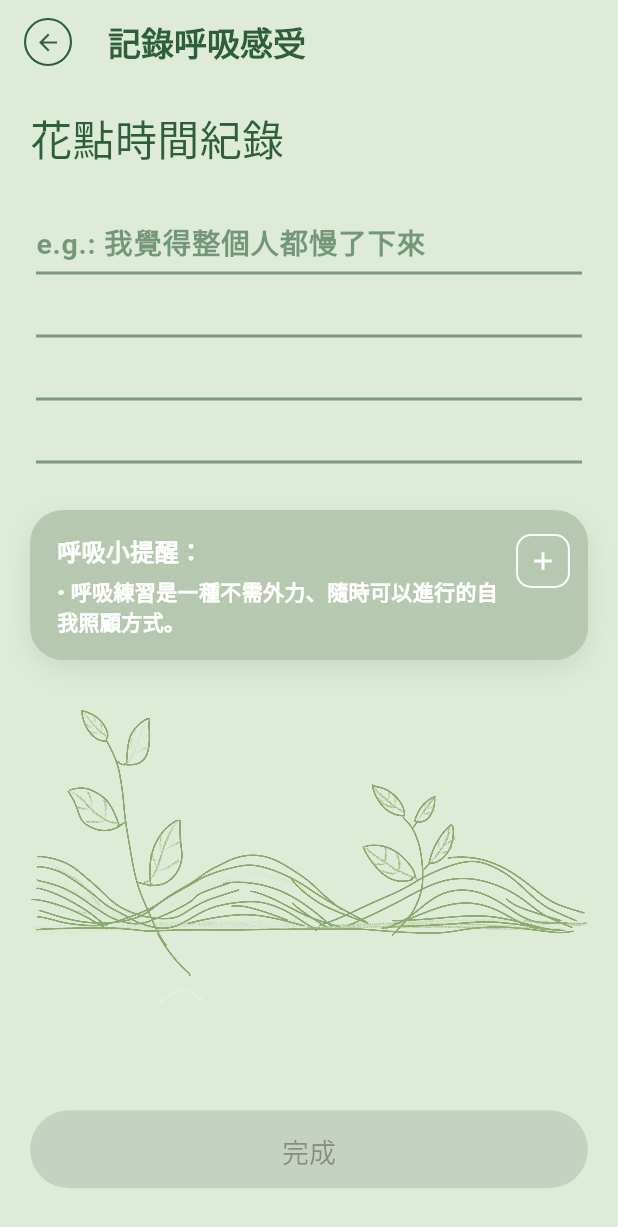
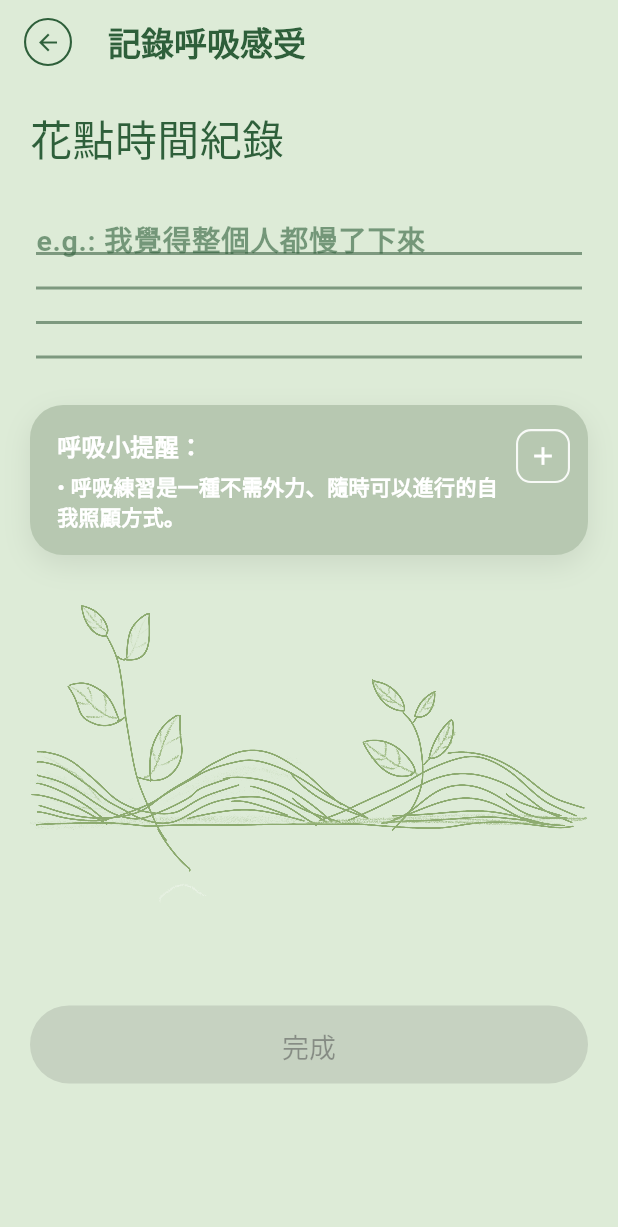
Before and after one commit to YeoYiSong/Capstone-Project, a Flutter app: the RecordFeelingsScreen screen opened directly with empty values, on a phone screen of 412 x 824 dp. Shown: the top 1227 px of the screen. Run offline on Flutter 3.47's test engine with Material 3 defaults, Android fonts, the phone set to English and light mode, and no system bars; our stand-ins replace audioplayers, firebase_auth, firebase_core, flutter_svg, google_sign_in, shared_preferences and 1 more; missing offline and left inert: flutter_facebook_auth; accounts and stored records are empty; network calls fail; Roboto replaces fonts that are missing (PixelFont).

Commit message:
ui瑕疵更改
日記回顧頁面增設左上角返回按鈕，情境模式字修改，呼吸回顧線條對齊，精油推薦刪除無用功能按鈕

```diff
--- a/lib/screens/record_feelings_screen.dart
+++ b/lib/screens/record_feelings_screen.dart
@@ -72,9 +72,9 @@
     '🚨 Many of us over-breathe—not a good thing. Over-breathing disrupts your rhythm; slowing down a little is the key.',
   ];
 
-  // —— 切換提示索引（＋號按鈕用）——
   int _tipIndex = 0;
   List<String> get _tips => widget.isEnglish ? _tipsEn : _tipsZh;
+
   void _nextTip() {
     setState(() {
       _tipIndex = (_tipIndex + 1) % _tips.length;
@@ -119,8 +119,6 @@
       );
       if (!mounted) return;
 
-      // ✅ 這裡原本有「記錄成功」的 Snackbar，已移除
-      // 儲存成功後直接回首頁
       Navigator.pushAndRemoveUntil(
         context,
         MaterialPageRoute(
@@ -158,7 +156,6 @@
 
   @override
   Widget build(BuildContext context) {
-    // 第二標題英文：自然好懂，鼓勵動手記下
     final titleText = widget.isEnglish
         ? 'Take a moment to write it down'
         : '花點時間紀錄';
@@ -167,7 +164,6 @@
         ? 'e.g.: It feels like the world has slowed with me.'
         : 'e.g.: 我覺得整個人都慢了下來';
 
-    // 把提示塞到「記錄的好處」卡片：顯示單一提示（無進度）
     final String benefitTitle = widget.isEnglish ? 'Breath tips:' : '呼吸小提醒：';
     final String benefitBody = '• ${_tips[_tipIndex]}';
 
@@ -175,7 +171,6 @@
 
     return Scaffold(
       backgroundColor: _bg,
-      // AppBar：帶返回鍵（與你的其他頁一致）
       appBar: AppBar(
         backgroundColor: _bg,
         elevation: 0,
@@ -203,13 +198,11 @@
       body: SafeArea(
         child: Stack(
           children: [
-            // 內容可上下滑動
             SingleChildScrollView(
               padding: const EdgeInsets.fromLTRB(20, 16, 20, 140),
               child: Column(
                 crossAxisAlignment: CrossAxisAlignment.start,
                 children: [
-                  // 標題
                   Text(
                     titleText,
                     style: const TextStyle(
@@ -220,7 +213,6 @@
                   ),
                   const SizedBox(height: 28),
 
-                  // 4 條線輸入區（文字永遠在「線上面」）
                   _LinedTextarea(
                     controller: _feelingsController,
                     focusNode: _feelingsFocusNode,
@@ -230,16 +222,14 @@
 
                   const SizedBox(height: 24),
 
-                  // 底部卡片：呼吸小提醒（原「記錄的好處」位置）
                   _BenefitCard(
                     title: benefitTitle,
                     body: benefitBody,
-                    onAddPressed: _nextTip, // ＋號按鈕：切換下一則
+                    onAddPressed: _nextTip,
                   ),
 
                   const SizedBox(height: 16),
 
-                  // 滿版葉子插畫（fitWidth）
                   SizedBox(
                     width: double.infinity,
                     child: Image.asset(
@@ -253,7 +243,6 @@
               ),
             ),
 
-            // 底部單一按鈕「完成」（儲存並回首頁）
             Positioned(
               left: 20,
               right: 20,
@@ -295,7 +284,6 @@
 }
 
 /// —— 有 4 條線的輸入框，第一行顯示提示 ——
-/// 用 TextPainter 量測行高，讓每條線畫在「文字下一點」，不會穿過字。
 class _LinedTextarea extends StatelessWidget {
   final TextEditingController controller;
   final FocusNode focusNode;
@@ -311,48 +299,58 @@
 
   @override
   Widget build(BuildContext context) {
-    // 字體加大、加深
     const inputStyle = TextStyle(
       fontFamily: 'PixelFont',
       fontSize: 19,
-      height: 1.35,
+      height: 1.2,
       color: RecordFeelingsScreenState._title,
       fontWeight: FontWeight.w700,
     );
 
-    // 用來量測單行高度
+    const int lineCount = 4;
+
     final tp = TextPainter(
       text: const TextSpan(text: 'A', style: inputStyle),
       textDirection: TextDirection.ltr,
     )..layout();
-    final lineHeight = tp.preferredLineHeight;
 
-    // 線的位置與間距：跟著字高自動推
-    const topPad = 8.0; // TextField 內距上
-    final firstLineTop = topPad + lineHeight + 8;
-    final gap = lineHeight + 16; // 間距拉鬆
-    final totalHeight = firstLineTop + (3 * gap) + 8;
+    final double lineHeight = tp.preferredLineHeight;
+    final double baseline = tp.computeDistanceToActualBaseline(
+      TextBaseline.alphabetic,
+    );
+
+    const double topPad = 8.0;
+    const double bottomPad = 8.0;
+
+    const double baselineOffset = 3.0; // ✅ 把線往下移一點（安卓實機看起來會剛好）
+
+    final double firstBaselineY = topPad + baseline + baselineOffset;
+
+    final double totalHeight =
+        topPad +
+        baseline +
+        baselineOffset +
+        (lineCount - 1) * lineHeight +
+        bottomPad;
 
     return SizedBox(
       height: totalHeight,
-      width: MediaQuery.of(context).size.width - 40, // 外側 20+20
+      width: MediaQuery.of(context).size.width - 40,
       child: Stack(
         children: [
-          // 底層：四條線
           Positioned.fill(
             child: CustomPaint(
               painter: _LinesPainter(
                 color: lineColor.withValues(alpha: 0.85),
-                firstLineTop: firstLineTop,
-                gap: gap,
-                count: 4,
+                firstBaselineY: firstBaselineY,
+                lineHeight: lineHeight,
+                count: lineCount,
                 horizontalPadding: 4,
               ),
             ),
           ),
-          // 上層：文字輸入（永遠在「線的上面」）
           Padding(
-            padding: const EdgeInsets.fromLTRB(4, topPad, 4, 8),
+            padding: const EdgeInsets.fromLTRB(4, topPad, 4, bottomPad),
             child: TextField(
               controller: controller,
               focusNode: focusNode,
@@ -370,7 +368,7 @@
                 contentPadding: EdgeInsets.zero,
               ),
               keyboardType: TextInputType.multiline,
-              maxLines: 4, // 正好對齊 4 條線
+              maxLines: lineCount,
             ),
           ),
         ],
@@ -381,15 +379,15 @@
 
 class _LinesPainter extends CustomPainter {
   final Color color;
-  final double firstLineTop;
-  final double gap;
+  final double firstBaselineY;
+  final double lineHeight;
   final int count;
   final double horizontalPadding;
 
   _LinesPainter({
     required this.color,
-    required this.firstLineTop,
-    required this.gap,
+    required this.firstBaselineY,
+    required this.lineHeight,
     required this.count,
     required this.horizontalPadding,
   });
@@ -404,7 +402,7 @@
     final double right = size.width - horizontalPadding;
 
     for (int i = 0; i < count; i++) {
-      final y = firstLineTop + i * gap;
+      final double y = firstBaselineY + i * lineHeight;
       canvas.drawLine(Offset(left, y), Offset(right, y), paint);
     }
   }
@@ -412,14 +410,13 @@
   @override
   bool shouldRepaint(covariant _LinesPainter old) {
     return old.color != color ||
-        old.firstLineTop != firstLineTop ||
-        old.gap != gap ||
+        old.firstBaselineY != firstBaselineY ||
+        old.lineHeight != lineHeight ||
         old.count != count ||
         old.horizontalPadding != horizontalPadding;
   }
 }
 
-/// —— 底部「記錄的好處」卡片＋右側加號（＋＝切換下一則） ——
 class _BenefitCard extends StatelessWidget {
   final String title;
   final String body;
@@ -450,7 +447,6 @@
       child: Row(
         crossAxisAlignment: CrossAxisAlignment.start,
         children: [
-          // 文案
           Expanded(
             child: Column(
               crossAxisAlignment: CrossAxisAlignment.start,
@@ -479,7 +475,6 @@
             ),
           ),
           const SizedBox(width: 8),
-          // 右側＋號：切下一則
           InkWell(
             onTap: onAddPressed,
             borderRadius: BorderRadius.circular(10),
--- a/lib/utils/config.dart
+++ b/lib/utils/config.dart
@@ -4,7 +4,7 @@
 const int kPort = 5000;
 
 /// 你的 Windows IPv4（同一個 Wi-Fi/熱點）
-const String kPcIp = '192.168.123.37'; //10.107.38.191
+const String kPcIp = '10.107.38.191'; //10.107.38.191
 
 /// Android：真機測試用區網；模擬器改 false 走 10.0.2.2
 const bool kAndroidUseLan = true;
```
Also changed, not shown: lib/main.dart (+12 -6 lines), lib/screens/diary_review_screen.dart (+9 -1 lines), lib/screens/scenario_mode_screen.dart (+36 -63 lines), lib/screens/store_screen.dart (+9 -28 lines).
